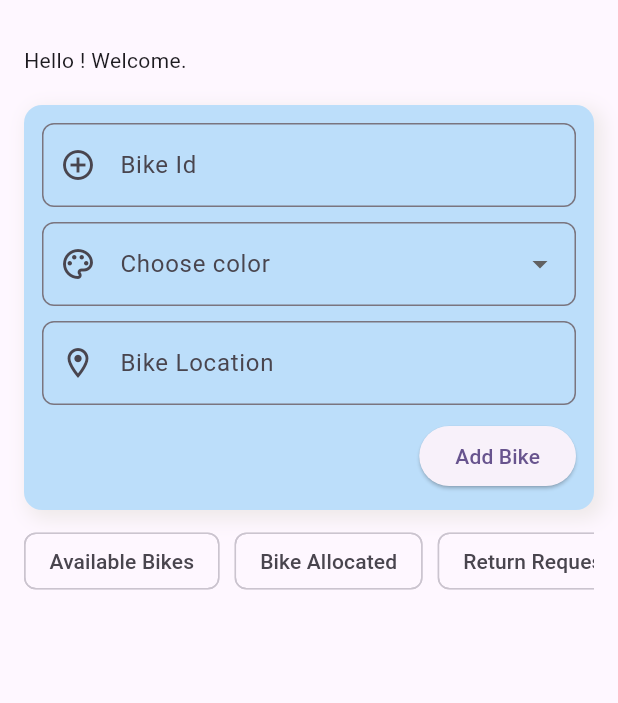
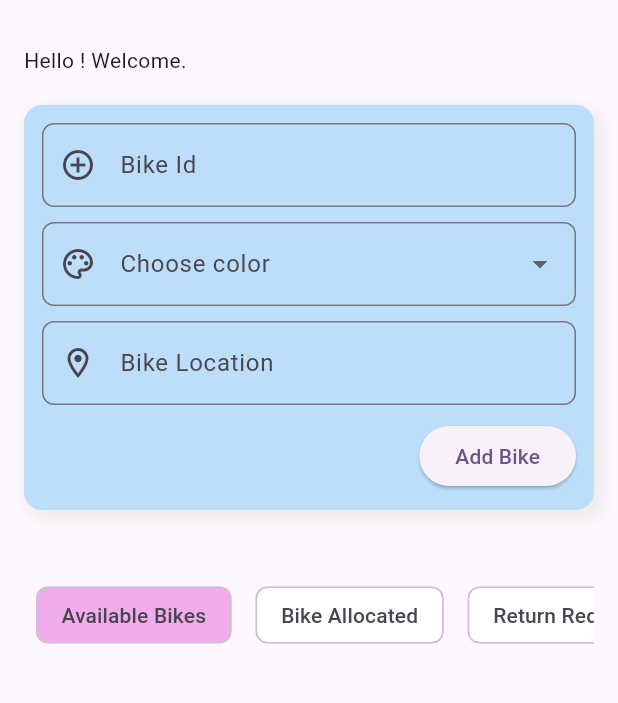
Before and after one commit to SudharshanGeddam/WheelWays, a Flutter app: the SecurityHome screen opened directly, on a phone screen of 412 x 824 dp, the part 63-766 px from its top. Run offline on Flutter 3.47's test engine with Material 3 defaults, Android fonts, the phone set to English and light mode, and no system bars; our stand-ins replace cloud_firestore, firebase_auth, firebase_core, google_fonts, lottie; accounts and stored records are empty.

Commit message:
Adding filters in Security

```diff
--- a/lib/pages/employee_home.dart
+++ b/lib/pages/employee_home.dart
@@ -2,7 +2,7 @@ import 'package:cloud_firestore/cloud_firestore.dart';
 import 'package:firebase_auth/firebase_auth.dart';
 import 'package:flutter/material.dart';
 import 'package:lottie/lottie.dart';
-import 'package:wheelways/data/paginated_list_screen.dart';
+import 'package:wheelways/widgets/paginated_list_screen_available_bikes.dart';
 
 class EmployeeHome extends StatefulWidget {
   const EmployeeHome({super.key});
@@ -71,7 +71,7 @@ class _EmployeeHomeState extends State<EmployeeHome> {
               ),
             ),
             const SizedBox(height: 10),
-            Expanded(child: PaginatedListScreen()),
+            Expanded(child: PaginatedListScreenAvailableBikes()),
           ],
         ),
       ),
--- a/lib/pages/security_home.dart
+++ b/lib/pages/security_home.dart
@@ -1,6 +1,7 @@
 import 'package:cloud_firestore/cloud_firestore.dart';
 import 'package:firebase_auth/firebase_auth.dart';
 import 'package:flutter/material.dart';
+import 'package:wheelways/widgets/paginated_list_screen_available_bikes.dart';
 
 class SecurityHome extends StatefulWidget {
   const SecurityHome({super.key});
@@ -10,6 +11,13 @@ class SecurityHome extends StatefulWidget {
 }
 
 class _SecurityHomeState extends State<SecurityHome> {
+  final List<String> filters = [
+    'Available Bikes',
+    'Bike Allocated',
+    'Return Requests',
+    'Damaged',
+  ];
+  late String _selectedFilter;
   final FirebaseAuth _auth = FirebaseAuth.instance;
   final FirebaseFirestore db = FirebaseFirestore.instance;
   final _formKey = GlobalKey<FormState>();
@@ -41,6 +49,7 @@ class _SecurityHomeState extends State<SecurityHome> {
   void initState() {
     super.initState();
     getCurrentUserId();
+    _selectedFilter = filters[0];
   }
 
   Future<void> storeBikeDetails(
@@ -63,6 +72,7 @@ class _SecurityHomeState extends State<SecurityHome> {
           'bikeLocation': location,
           'isAllocated': false,
           'isDamaged': false,
+          'isReturned': false,
           'allocatedTo': '',
           'returnBy': '',
           'createdAt': FieldValue.serverTimestamp(),
@@ -74,6 +84,13 @@ class _SecurityHomeState extends State<SecurityHome> {
       }
     } catch (e) {
       print(e);
+    }
+  }
+
+  void _onFilterSelection(String selectedFilter) {
+    switch (selectedFilter) {
+      case 'Available Bikes':
+        PaginatedListScreenAvailableBikes();
     }
   }
 
@@ -192,18 +209,33 @@ class _SecurityHomeState extends State<SecurityHome> {
                 ),
               ),
               const SizedBox(height: 10),
-              SingleChildScrollView(
-                scrollDirection: Axis.horizontal,
-                child: Row(
-                  children: [
-                    Chip(label: Text('Available Bikes')),
-                    const SizedBox(width: 10),
-                    Chip(label: Text('Bike Allocated')),
-                    const SizedBox(width: 10),
-                    Chip(label: Text('Return Requests')),
-                    const SizedBox(width: 10),
-                    Chip(label: Text('Damaged')),
-                  ],
+              SizedBox(
+                height: 120,
+                child: ListView.builder(
+                  shrinkWrap: true,
+                  scrollDirection: Axis.horizontal,
+                  itemCount: filters.length,
+                  itemBuilder: (context, index) {
+                    final filter = filters[index];
+                    return GestureDetector(
+                      onTap: () {
+                        _selectedFilter = filter;
+                        _onFilterSelection(_selectedFilter);
+                      },
+                      child: Padding(
+                        padding: EdgeInsets.all(8.0),
+                        child: Chip(
+
+                          backgroundColor: (_selectedFilter == filter)
+                              ? const Color.fromARGB(255, 240, 172, 237)
+                              : Colors.white,
+
+                          label: Text(filter),
+                        ),
+                      ),
+
+                    );
+                  },
                 ),
               ),
               const SizedBox(height: 10),
```
Also changed, not shown: lib/models/fetch_available_bikes.dart (added, +40 -0 lines), lib/widgets/paginated_list_screen_available_bikes.dart (renamed from lib/data/paginated_list_screen.dart, +30 -59 lines), lib/models/fetch_allocated_bikes.dart (added), lib/models/fetch_damaged_bikes.dart (added), lib/models/fetch_returned_bikes.dart (added).
